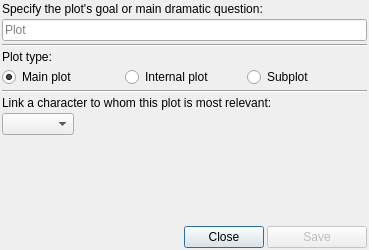
First picture: the form in ui/plot_editor_dialog.ui, repository zkovari/plotlyst, before the edit.
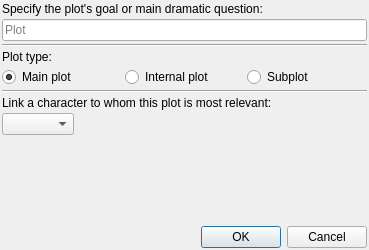
Second picture: the form after the edit.

Commit message: Replace custom dialog buttons with default ones, closes #240, closes #239

Patch:
```diff
--- a/ui/plot_editor_dialog.ui
+++ b/ui/plot_editor_dialog.ui
@@ -173,65 +173,11 @@
     </spacer>
    </item>
    <item>
-    <layout class="QHBoxLayout" name="horizontalLayout_2">
-     <item>
-      <spacer name="horizontalSpacer">
-       <property name="orientation">
-        <enum>Qt::Horizontal</enum>
-       </property>
-       <property name="sizeHint" stdset="0">
-        <size>
-         <width>40</width>
-         <height>20</height>
-        </size>
-       </property>
-      </spacer>
-     </item>
-     <item>
-      <widget class="QPushButton" name="btnClose">
-       <property name="minimumSize">
-        <size>
-         <width>80</width>
-         <height>0</height>
-        </size>
-       </property>
-       <property name="cursor">
-        <cursorShape>PointingHandCursor</cursorShape>
-       </property>
-       <property name="text">
-        <string>Close</string>
-       </property>
-       <property name="base" stdset="0">
-        <bool>true</bool>
-       </property>
-      </widget>
-     </item>
-     <item>
-      <widget class="QPushButton" name="btnSave">
-       <property name="enabled">
-        <bool>false</bool>
-       </property>
-       <property name="minimumSize">
-        <size>
-         <width>100</width>
-         <height>0</height>
-        </size>
-       </property>
-       <property name="cursor">
-        <cursorShape>PointingHandCursor</cursorShape>
-       </property>
-       <property name="text">
-        <string>Save</string>
-       </property>
-       <property name="positive" stdset="0">
-        <bool>true</bool>
-       </property>
-       <property name="base" stdset="0">
-        <bool>true</bool>
-       </property>
-      </widget>
-     </item>
-    </layout>
+    <widget class="QDialogButtonBox" name="buttonBox">
+     <property name="standardButtons">
+      <set>QDialogButtonBox::Cancel|QDialogButtonBox::Ok</set>
+     </property>
+    </widget>
    </item>
   </layout>
  </widget>
```
Left out of the diff: 35 changed lines with no effect on the pictures. The commit also changes 5 other files.
